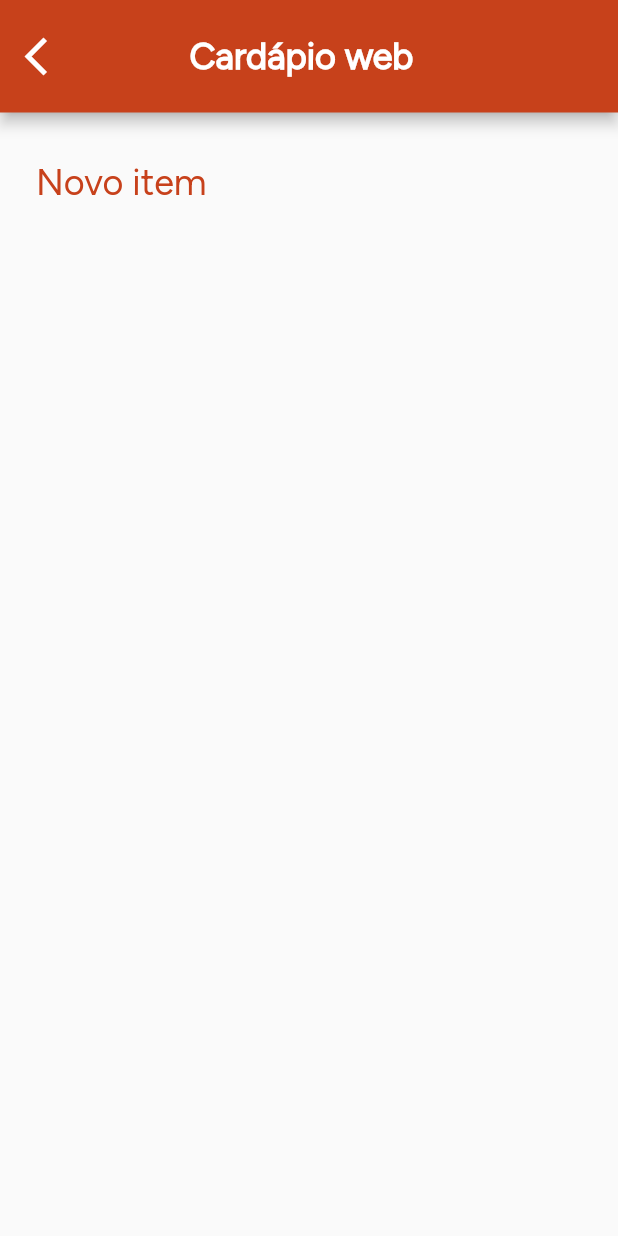
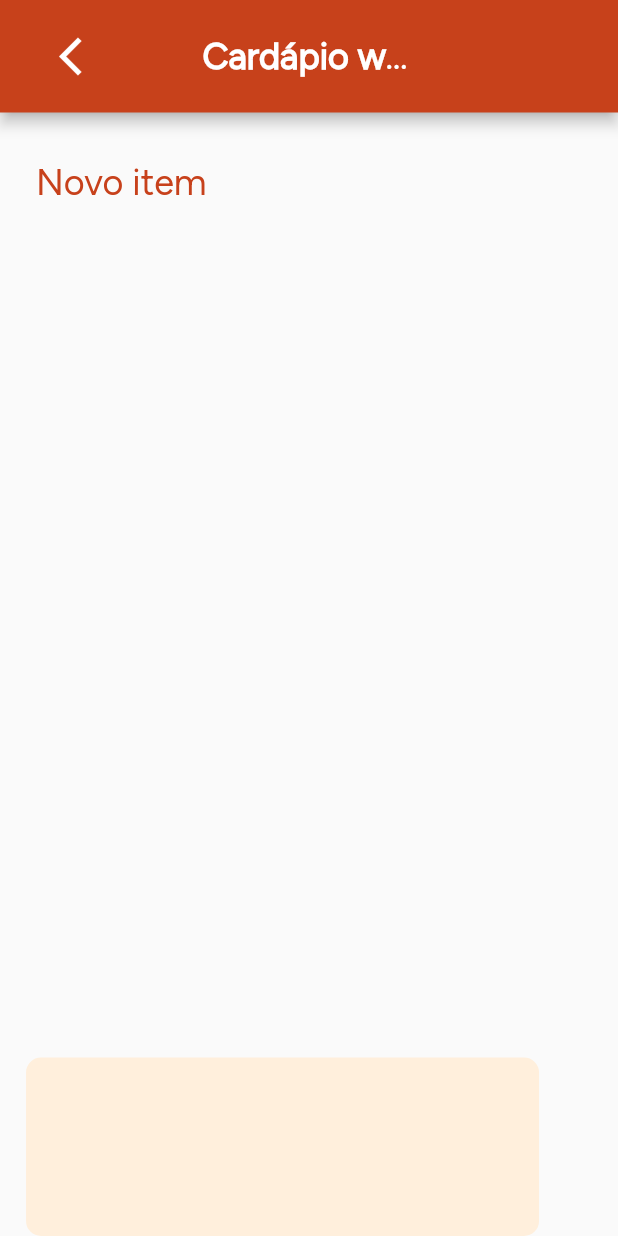
Before and after one commit to VivianeSouza923/desafioMenu-Sprint2, a Flutter app: the screen it shows after launch, on a phone screen of 412 x 824 dp. Run offline on Flutter 3.47's test engine with Material 2 defaults, Android fonts, the phone set to English and light mode, and no system bars; our stand-ins replace material_design_icons_flutter.

Commit message:
today's work

```diff
--- a/lib/main.dart
+++ b/lib/main.dart
@@ -1,4 +1,3 @@
-import 'package:desafiomenu_spring2/pages/menu.dart';
 import 'package:desafiomenu_spring2/pages/restaurante.dart';
 import 'package:flutter/material.dart';
 
--- a/lib/pages/restaurante.dart
+++ b/lib/pages/restaurante.dart
@@ -30,8 +30,8 @@ class RestaurantScreen extends StatelessWidget {
 
         leading:  Builder(
           builder: (BuildContext context) {
-          return Align(
-            alignment: Alignment.centerLeft,
+          return Padding(
+            padding: const EdgeInsets.only(left: 24.0, right: 63),
             child: IconButton(
             icon: const Icon(Icons.arrow_back_ios_new_outlined),
             color: const Color(0xffFFFFFF),
@@ -43,9 +43,8 @@ class RestaurantScreen extends StatelessWidget {
           },
         ),
         backgroundColor: const Color(0xffC7411B),
-        title: const Center(
-          child: Padding(
-            padding: EdgeInsets.only(right: 118.0, left: 52),
+        title: const Padding(
+          padding: EdgeInsets.only(right: 118.0, left: 63),
           child: Text(
             "Cardápio web",
             style: TextStyle(
@@ -57,15 +56,14 @@ class RestaurantScreen extends StatelessWidget {
           ),
         ),
       ),
-      ),
 
 
-      body: const Column(
-        children: [
+      body:  Column(
+        children:  [
 
-          Expanded(
+          const Expanded(
             child: Padding(
-              padding: EdgeInsets.only(top: 32.0, left: 24),
+              padding: EdgeInsets.only(top: 32.0, left: 24, right: 239, bottom: 24),
               child: Text(
                 "Novo item",
                 style: TextStyle(
@@ -80,6 +78,23 @@ class RestaurantScreen extends StatelessWidget {
           ),
 
 
+            Padding(
+              padding: const EdgeInsets.only(top: 24.0),
+              child: Container(
+                width: 342,
+                height: 119,
+
+
+                decoration: BoxDecoration(
+                  color: Color(0xffFFEFDC),
+                  borderRadius: BorderRadius.circular(10)
+                ),
+
+                //child: ,
+              ),
+            )
+
+
 
         ],
       ),
```
Also changed, not shown: lib/pages/cliente.dart (+6 -6 lines), lib/pages/menu.dart (+29 -29 lines), pubspec.lock. Lines whose indentation alone changed are shown as unchanged.
